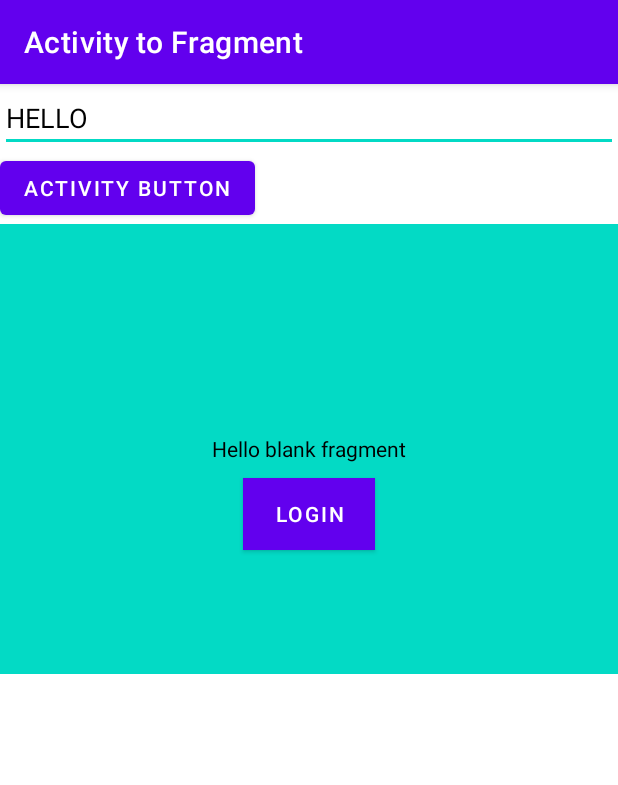
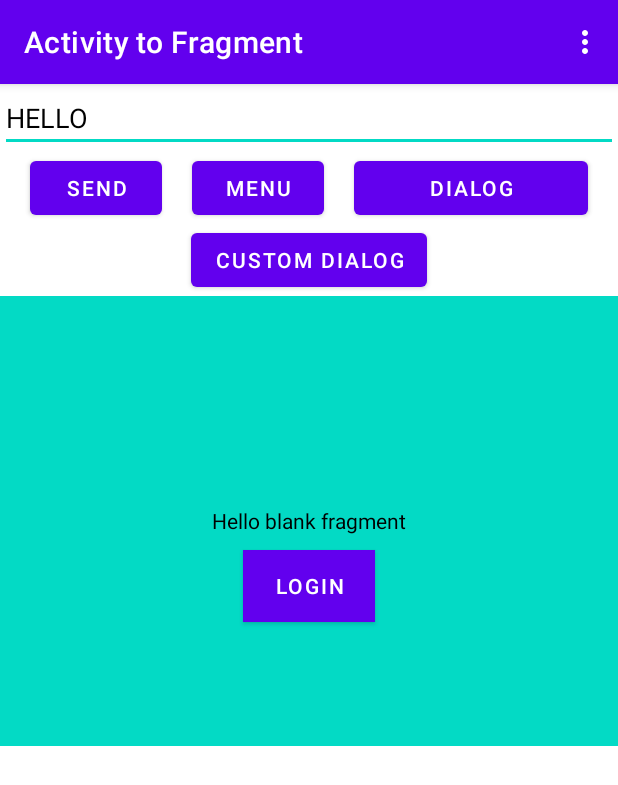
Before and after one commit to Sabindara17/ActivityToFragment, an Android app: the screen it shows after launch (MainActivity), on a phone screen of 412 x 824 dp. Shown: the top 785 px of the screen. Run offline under Robolectric (Android 15) with nearby library versions, the phone set to English and light mode, and no system bars.

Commit message:
Example of send data from activity to fragment, how to create menu and dialog

```diff
--- a/app/src/main/java/com/example/activitytofragment/MainActivity.java
+++ b/app/src/main/java/com/example/activitytofragment/MainActivity.java
@@ -1,27 +1,38 @@
 package com.example.activitytofragment;
 
+import androidx.annotation.NonNull;
 import androidx.appcompat.app.AppCompatActivity;
+import androidx.fragment.app.DialogFragment;
 import androidx.fragment.app.FragmentManager;
 import androidx.fragment.app.FragmentTransaction;
 
 import android.os.Bundle;
+import android.view.Menu;
+import android.view.MenuInflater;
+import android.view.MenuItem;
 import android.view.View;
 import android.widget.Button;
 import android.widget.EditText;
+import android.widget.PopupMenu;
+import android.widget.Toast;
 
 public class MainActivity extends AppCompatActivity {
-    Button btn;
+    Button btn, menu_btn,dialog_btn,custom_dialog;
     One fragment;
+
     @Override
     protected void onCreate(Bundle savedInstanceState) {
         super.onCreate(savedInstanceState);
         setContentView(R.layout.activity_main);
-         fragment = new One();
+        fragment = new One();
         getSupportFragmentManager().beginTransaction()
                 .replace(R.id.fragment_fg, fragment)
                 .commit();
 
-        btn= findViewById(R.id.fragment_abtn);
+        btn = findViewById(R.id.fragment_abtn);
+        menu_btn = findViewById(R.id.menu_btn);
+        dialog_btn = findViewById(R.id.dialog_btn);
+        custom_dialog = findViewById(R.id.dialog_custom_btn);
         btn.setOnClickListener(new View.OnClickListener() {
             @Override
             public void onClick(View v) {
@@ -32,7 +43,71 @@ public class MainActivity extends AppCompatActivity {
             }
         });
 
+        menu_btn.setOnClickListener(new View.OnClickListener() {
+            @Override
+            public void onClick(View v) {
+
+                PopupMenu popup = new PopupMenu(MainActivity.this, v);
+                popup.inflate(R.menu.my);
+                popup.show();
+                popup.setOnMenuItemClickListener(new PopupMenu.OnMenuItemClickListener() {
+                    @Override
+                    public boolean onMenuItemClick(MenuItem item) {
+                        int id = item.getItemId();
+                        if (id == R.id.menu_item1) {
+                            Toast.makeText(MainActivity.this, "toast " + item.toString(), Toast.LENGTH_SHORT).show();
+
+                            return true;
+                        } else if (id == R.id.menu_item2) {
+                            Toast.makeText(MainActivity.this, "toast " + item.toString(), Toast.LENGTH_SHORT).show();
+
+                            return true;
+                        }
+                        return false;
+                    }
+                });
+            }
+        });
+
+        dialog_btn.setOnClickListener(new View.OnClickListener() {
+            @Override
+            public void onClick(View v) {
+                DialogFragment dialogFragment = new com.example.activitytofragment.DialogFragment();
+                dialogFragment.show(getSupportFragmentManager(), "MyDialogFragment");
+            }
+        });
+
+        custom_dialog.setOnClickListener(new View.OnClickListener() {
+            @Override
+            public void onClick(View v) {
+                CustomDialog customDialog = new CustomDialog(MainActivity.this);
+               customDialog.setCancelable(false
+               );
+                customDialog.show();
+            }
+        });
+
     }
 
 
+    @Override
+    public boolean onCreateOptionsMenu(Menu menu) {
+        MenuInflater inflater = getMenuInflater();
+        inflater.inflate(R.menu.my, menu);
+        return super.onCreateOptionsMenu(menu);
+    }
+
+    @Override
+    public boolean onOptionsItemSelected(@NonNull MenuItem item) {
+        int id = item.getItemId();
+
+        if (id == R.id.menu_item1) {
+            Toast.makeText(MainActivity.this, "toast " + item.toString(), Toast.LENGTH_SHORT).show();
+            return true;
+        } else if (id == R.id.menu_item2) {
+            Toast.makeText(MainActivity.this, "toast " + item.toString(), Toast.LENGTH_SHORT).show();
+            return true;
+        }
+        return super.onOptionsItemSelected(item);
+    }
 }
--- a/app/src/main/res/layout/activity_main.xml
+++ b/app/src/main/res/layout/activity_main.xml
@@ -7,29 +7,57 @@
     tools:context=".MainActivity">
 
     <EditText
+        android:id="@+id/fragment_et"
         android:layout_width="match_parent"
         android:layout_height="wrap_content"
         android:hint="HELLO"
-        android:textColorHint="@color/black"
 
         android:textColor="@color/black"
 
-        android:id="@+id/fragment_et"
-        ></EditText>
+        android:textColorHint="@color/black" />
+
     <Button
+        android:id="@+id/fragment_abtn"
         android:layout_width="wrap_content"
         android:layout_height="wrap_content"
-        android:text="Activity Button"
-        android:id="@+id/fragment_abtn"
         android:layout_below="@+id/fragment_et"
-        ></Button>
+        android:layout_marginLeft="20dp"
+
+        android:text="Send" />
+
+    <Button
+        android:id="@+id/menu_btn"
+        android:layout_width="wrap_content"
+        android:layout_height="wrap_content"
+        android:layout_below="@+id/fragment_et"
+        android:layout_marginLeft="20dp"
+        android:layout_marginRight="20dp"
+        android:layout_toEndOf="@+id/fragment_abtn"
+        android:text="Menu" />
+
+    <Button
+        android:id="@+id/dialog_btn"
+        android:layout_width="wrap_content"
+        android:layout_height="wrap_content"
+        android:layout_below="@+id/fragment_et"
+        android:layout_alignParentEnd="true"
+        android:layout_marginRight="20dp"
+        android:layout_toEndOf="@+id/menu_btn"
+        android:text="Dialog" />
+
+    <Button
+        android:id="@+id/dialog_custom_btn"
+        android:layout_width="wrap_content"
+        android:layout_height="wrap_content"
+        android:layout_below="@+id/dialog_btn"
+        android:layout_centerInParent="true"
+        android:text="Custom Dialog" />
 
     <androidx.fragment.app.FragmentContainerView
+        android:id="@+id/fragment_fg"
         android:layout_width="match_parent"
         android:layout_height="300dp"
-        tools:layout="@layout/fragment_one"
-        android:id="@+id/fragment_fg"
-        android:layout_below="@+id/fragment_abtn"
-        ></androidx.fragment.app.FragmentContainerView>
+        android:layout_below="@+id/dialog_custom_btn"
+        tools:layout="@layout/fragment_one" />
 
 </RelativeLayout>
--- /dev/null
+++ b/app/src/main/res/menu/my.xml
@@ -0,0 +1,11 @@
+<?xml version="1.0" encoding="utf-8"?>
+<menu xmlns:android="http://schemas.android.com/apk/res/android">
+    <item
+        android:id="@+id/menu_item1"
+        android:title="Menu Item 1"
+        android:icon="@drawable/ic_launcher_background" />
+    <item
+        android:id="@+id/menu_item2"
+        android:title="Menu Item 2"
+        android:icon="@drawable/ic_launcher_background" />
+</menu>
```
Also changed, not shown: app/src/main/java/com/example/activitytofragment/CustomDialog.java (added, +36 -0 lines), app/src/main/java/com/example/activitytofragment/DialogFragment.java (added, +34 -0 lines), app/src/main/res/layout/custom_dialog.xml (added, +32 -0 lines).
